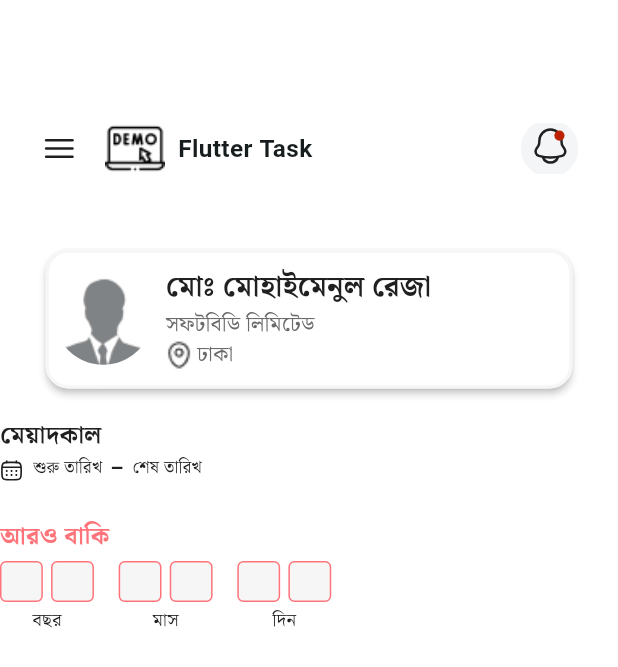
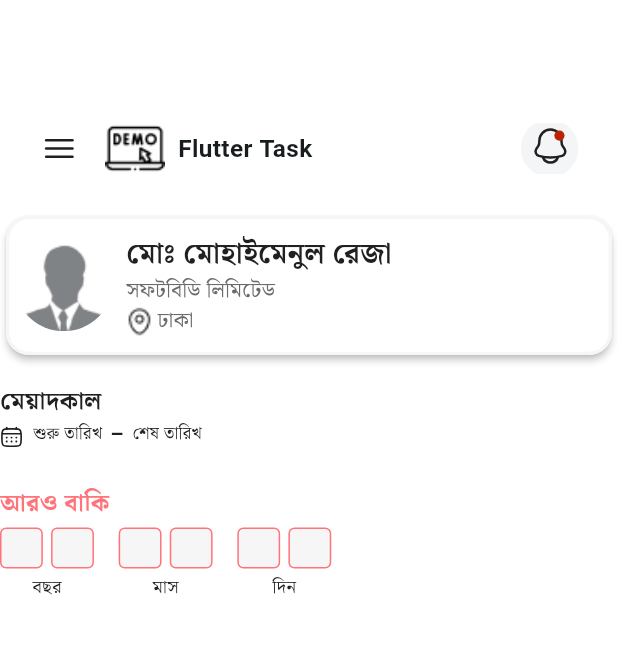
Before and after one commit to hossain-eee/Assginment-Project, a Flutter app: the screen it shows after launch, on a phone screen of 412 x 824 dp. Shown: the top 667 px of the screen. Run offline on Flutter 3.47's test engine with Material 3 defaults, Android fonts, the phone set to English and light mode, and no system bars; our stand-ins replace flutter_screenutil, flutter_svg, get, google_fonts.

Commit message:
#1 remove padding

```diff
--- a/lib/presentation/ui/widgets/home/user_info.dart
+++ b/lib/presentation/ui/widgets/home/user_info.dart
@@ -135,13 +135,7 @@ class UserInfo extends StatelessWidget {
 
   @override
   Widget build(BuildContext context) {
-    return Padding(
-      padding: EdgeInsets.only(
-        left: 24.w,
-        right: 24.w,
-        top: 22.h,
-      ),
-      child: Card(
+    return Card(
       color: AppColor.backgroundColor,
       shadowColor: AppColor.shadowColor,
       elevation: 2.sp,
@@ -235,7 +229,6 @@ class UserInfo extends StatelessWidget {
           ],
         ),
       ),
-      ),
     );
   }
 }
```
Lines whose indentation alone changed are shown as unchanged.
